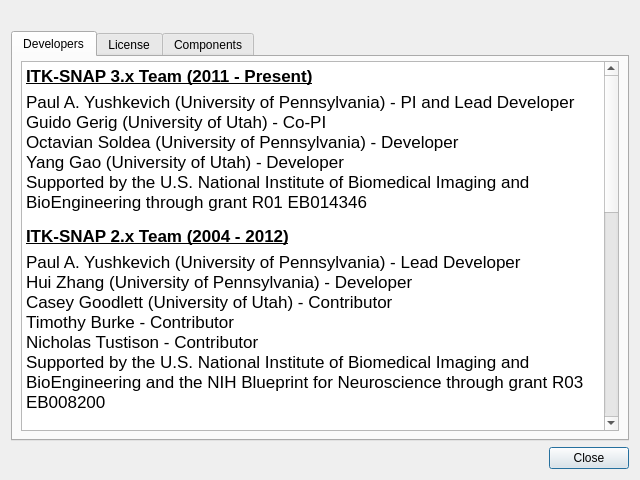
pyushkevich/itksnap, file GUI/Qt/Windows/AboutDialog.ui: the form before one commit.
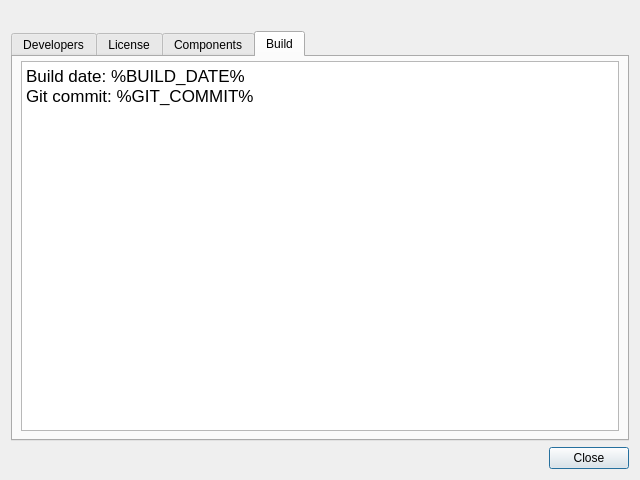
The form after the commit. The open tabs and pages were chosen to show the change. Icons and pictures are not drawn. Custom widgets are drawn as their Qt base class.

Commit message: added git versioning info

Diff of the .ui file:
```diff
--- a/GUI/Qt/Windows/AboutDialog.ui
+++ b/GUI/Qt/Windows/AboutDialog.ui
@@ -117,6 +117,40 @@
        </item>
       </layout>
      </widget>
+     <widget class="QWidget" name="tab_4">
+      <attribute name="title">
+       <string>Build</string>
+      </attribute>
+      <layout class="QVBoxLayout" name="verticalLayout_4">
+       <property name="leftMargin">
+        <number>8</number>
+       </property>
+       <property name="topMargin">
+        <number>4</number>
+       </property>
+       <property name="rightMargin">
+        <number>8</number>
+       </property>
+       <property name="bottomMargin">
+        <number>8</number>
+       </property>
+       <item>
+        <widget class="QTextBrowser" name="outBuild">
+         <property name="html">
+          <string>&lt;!DOCTYPE HTML PUBLIC &quot;-//W3C//DTD HTML 4.0//EN&quot; &quot;http://www.w3.org/TR/REC-html40/strict.dtd&quot;&gt;
+&lt;html&gt;&lt;head&gt;&lt;meta name=&quot;qrichtext&quot; content=&quot;1&quot; /&gt;&lt;style type=&quot;text/css&quot;&gt;
+p, li { white-space: pre-wrap; }
+&lt;/style&gt;&lt;/head&gt;&lt;body style=&quot; font-family:'Lucida Grande'; font-size:13pt; font-weight:400; font-style:normal;&quot;&gt;
+&lt;p style=&quot; margin-top:0px; margin-bottom:0px; margin-left:0px; margin-right:0px; -qt-block-indent:0; text-indent:0px;&quot;&gt;Build date: %BUILD_DATE%&lt;/p&gt;
+&lt;p style=&quot; margin-top:0px; margin-bottom:0px; margin-left:0px; margin-right:0px; -qt-block-indent:0; text-indent:0px;&quot;&gt;Git commit: %GIT_COMMIT%&lt;/p&gt;&lt;/body&gt;&lt;/html&gt;</string>
+         </property>
+         <property name="openExternalLinks">
+          <bool>true</bool>
+         </property>
+        </widget>
+       </item>
+      </layout>
+     </widget>
     </widget>
    </item>
    <item row="0" column="1">
```
The commit also changes 2 other files.
